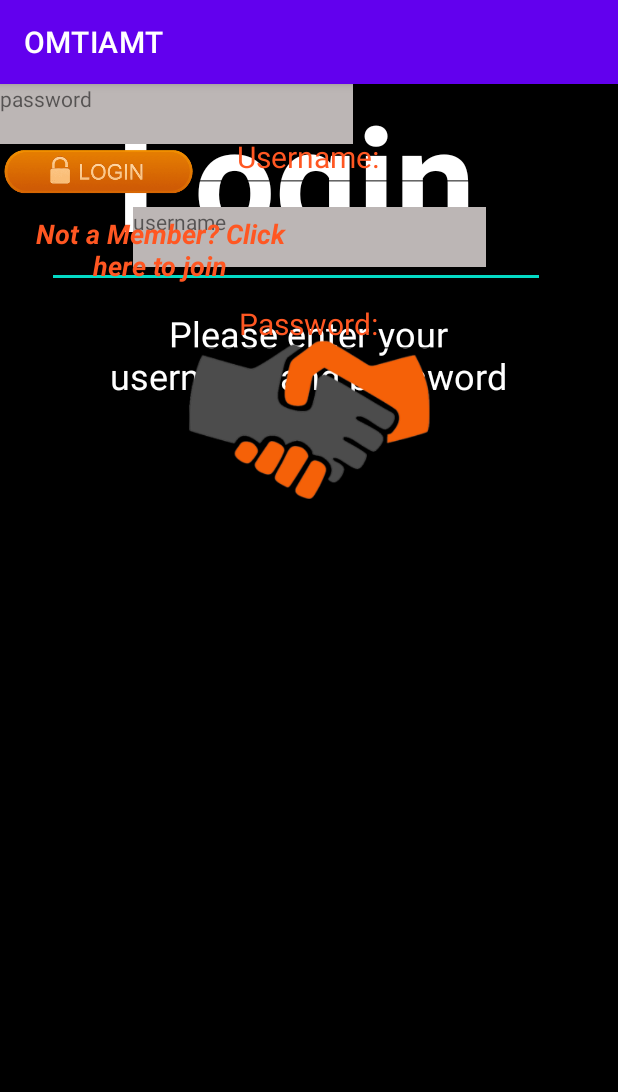
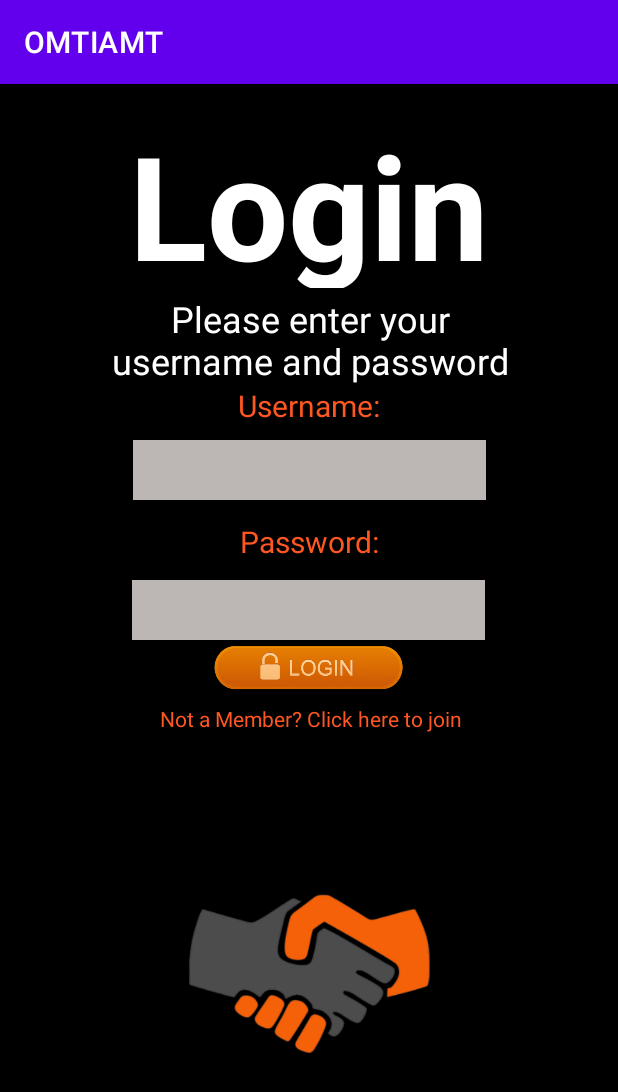
Before and after one commit to ErezAmirav/OMTIAMT, an Android app: the Login screen opened directly, with no data from a screen before it, on a phone screen of 412 x 824 dp. Shown: the top 1092 px of the screen. Run offline under Robolectric (Android 15) with nearby library versions, the phone set to English and light mode, and no system bars.

Commit message:
Fixed xml layout

```diff
--- a/app/src/main/res/layout/activity_login.xml
+++ b/app/src/main/res/layout/activity_login.xml
@@ -8,13 +8,13 @@
     android:background="#000000"
     tools:context=".Login">
 
-    <EditText
+    <TextView
         android:id="@+id/editTextTextPersonName"
         android:layout_width="332dp"
         android:layout_height="120dp"
         android:layout_marginStart="91dp"
         android:layout_marginTop="16dp"
-        android:layout_marginEnd="111dp"
+        android:layout_marginEnd="91dp"
         android:ems="10"
         android:inputType="textPersonName"
         android:text="Login"
@@ -24,15 +24,20 @@
         android:textStyle="bold"
         app:layout_constraintBottom_toBottomOf="parent"
         app:layout_constraintEnd_toEndOf="parent"
-        app:layout_constraintHorizontal_bias="0.493"
+        app:layout_constraintHorizontal_bias="0.504"
         app:layout_constraintStart_toStartOf="parent"
         app:layout_constraintTop_toTopOf="parent"
-        app:layout_constraintVertical_bias="0.0" />
+        app:layout_constraintVertical_bias="0.0"
 
-    <EditText
+        />
+
+    <TextView
+
         android:id="@+id/editTextTextPersonName2"
-        android:layout_width="288dp"
-        android:layout_height="80dp"
+        android:layout_width="wrap_content"
+        android:layout_height="wrap_content"
+        android:layout_marginStart="91dp"
+        android:layout_marginEnd="91dp"
         android:elegantTextHeight="false"
         android:ems="10"
         android:freezesText="false"
@@ -46,12 +51,16 @@
         app:layout_constraintHorizontal_bias="0.495"
         app:layout_constraintStart_toStartOf="parent"
         app:layout_constraintTop_toBottomOf="@+id/editTextTextPersonName"
-        app:layout_constraintVertical_bias="0.007" />
+        app:layout_constraintVertical_bias="0.007"
 
-    <EditText
+/>
+
+    <TextView
         android:id="@+id/editTextTextPersonName3"
-        android:layout_width="wrap_content"
+        android:layout_width="236dp"
         android:layout_height="wrap_content"
+        android:layout_marginStart="88dp"
+        android:layout_marginEnd="88dp"
         android:layout_marginBottom="9dp"
         android:ems="10"
         android:inputType="textPersonName"
@@ -63,12 +72,17 @@
         app:layout_constraintEnd_toEndOf="parent"
         app:layout_constraintHorizontal_bias="0.497"
         app:layout_constraintStart_toStartOf="parent"
-        app:layout_constraintTop_toBottomOf="@+id/editTextTextPersonName2" />
+        app:layout_constraintTop_toBottomOf="@+id/editTextTextPersonName2"
 
-    <EditText
+
+       />
+
+    <TextView
         android:id="@+id/editTextTextPersonName4"
         android:layout_width="wrap_content"
         android:layout_height="wrap_content"
+        android:layout_marginStart="88dp"
+        android:layout_marginEnd="88dp"
         android:layout_marginBottom="12dp"
         android:ems="10"
         android:inputType="textPersonName"
@@ -80,68 +94,87 @@
         app:layout_constraintEnd_toEndOf="parent"
         app:layout_constraintHorizontal_bias="0.497"
         app:layout_constraintStart_toStartOf="parent"
-        app:layout_constraintTop_toBottomOf="@+id/username_id" />
+        app:layout_constraintTop_toBottomOf="@+id/username_id"
 
-    <TextView
+/>
+
+    <EditText
         android:id="@+id/username_id"
         android:layout_width="235dp"
         android:layout_height="40dp"
+        android:layout_marginStart="88dp"
+        android:layout_marginEnd="88dp"
         android:layout_marginBottom="14dp"
         android:background="#FF5722"
         android:backgroundTint="#BCB6B5"
-        android:text="username"
+        android:text=""
         app:layout_constraintBottom_toTopOf="@+id/editTextTextPersonName4"
         app:layout_constraintEnd_toEndOf="parent"
         app:layout_constraintStart_toStartOf="parent"
-        app:layout_constraintTop_toBottomOf="@+id/editTextTextPersonName3" />
+        app:layout_constraintTop_toBottomOf="@+id/editTextTextPersonName3"
 
-    <TextView
+        />
+
+    <EditText
         android:id="@+id/password_id"
+        android:inputType="textPassword"
         android:layout_width="235dp"
         android:layout_height="40dp"
+        android:layout_marginStart="88dp"
+        android:layout_marginEnd="88dp"
         android:background="#FF5722"
         android:backgroundTint="#BCB6B5"
         android:hapticFeedbackEnabled="true"
-        android:text="password"
-        tools:layout_editor_absoluteX="88dp"
-        tools:layout_editor_absoluteY="403dp" />
-
-    <EditText
-        android:id="@+id/joinbtn_id"
-        android:layout_width="wrap_content"
-        android:layout_height="wrap_content"
-        android:ems="10"
-        android:inputType="textMultiLine"
-        android:text="Not a Member? Click here to join"
-        android:textAlignment="center"
-        android:textColor="#FF5722"
-        android:textStyle="bold|italic"
-        app:layout_constraintTop_toBottomOf="@+id/imageButton4"
-        tools:layout_editor_absoluteX="100dp" />
+        android:text=""
+        app:layout_constraintBottom_toTopOf="@+id/imageButton4"
+        app:layout_constraintEnd_toEndOf="parent"
+        app:layout_constraintHorizontal_bias="0.0"
+        app:layout_constraintStart_toStartOf="parent"
+        app:layout_constraintTop_toBottomOf="@+id/editTextTextPersonName4" />
 
     <ImageView
         android:id="@+id/imageView2"
         android:layout_width="177dp"
         android:layout_height="131dp"
         android:layout_marginStart="117dp"
-        android:layout_marginTop="15dp"
         android:layout_marginEnd="117dp"
+        android:layout_marginBottom="44dp"
         app:layout_constraintBottom_toBottomOf="parent"
         app:layout_constraintEnd_toEndOf="parent"
         app:layout_constraintHorizontal_bias="0.0"
         app:layout_constraintStart_toStartOf="parent"
-        app:layout_constraintTop_toBottomOf="@+id/joinbtn_id"
-        app:layout_constraintVertical_bias="0.0"
+        app:layout_constraintTop_toBottomOf="@+id/editTextTextPersonName5"
         app:srcCompat="@drawable/omtiamt_no_text" />
 
     <ImageButton
         android:id="@+id/imageButton4"
         android:layout_width="132dp"
         android:layout_height="37dp"
+        android:layout_marginStart="139dp"
+        android:layout_marginEnd="140dp"
         android:background="#00FFFFFF"
         android:scaleType="fitCenter"
+        app:layout_constraintEnd_toEndOf="parent"
+        app:layout_constraintStart_toStartOf="parent"
         app:layout_constraintTop_toBottomOf="@+id/password_id"
-        app:srcCompat="@drawable/login"
-        tools:layout_editor_absoluteX="139dp" />
+        app:srcCompat="@drawable/login" />
+
+    <TextView
+        android:id="@+id/editTextTextPersonName5"
+        android:layout_width="292dp"
+        android:layout_height="51dp"
+        android:layout_marginStart="60dp"
+        android:layout_marginTop="5dp"
+        android:layout_marginEnd="59dp"
+        android:ems="10"
+        android:inputType="textPersonName"
+        android:text="Not a Member? Click here to join"
+        android:textAlignment="center"
+        android:textColor="#FF5722"
+        app:layout_constraintEnd_toEndOf="parent"
+        app:layout_constraintStart_toStartOf="parent"
+        app:layout_constraintTop_toBottomOf="@+id/imageButton4"
+
+/>
 
 </androidx.constraintlayout.widget.ConstraintLayout>
```
